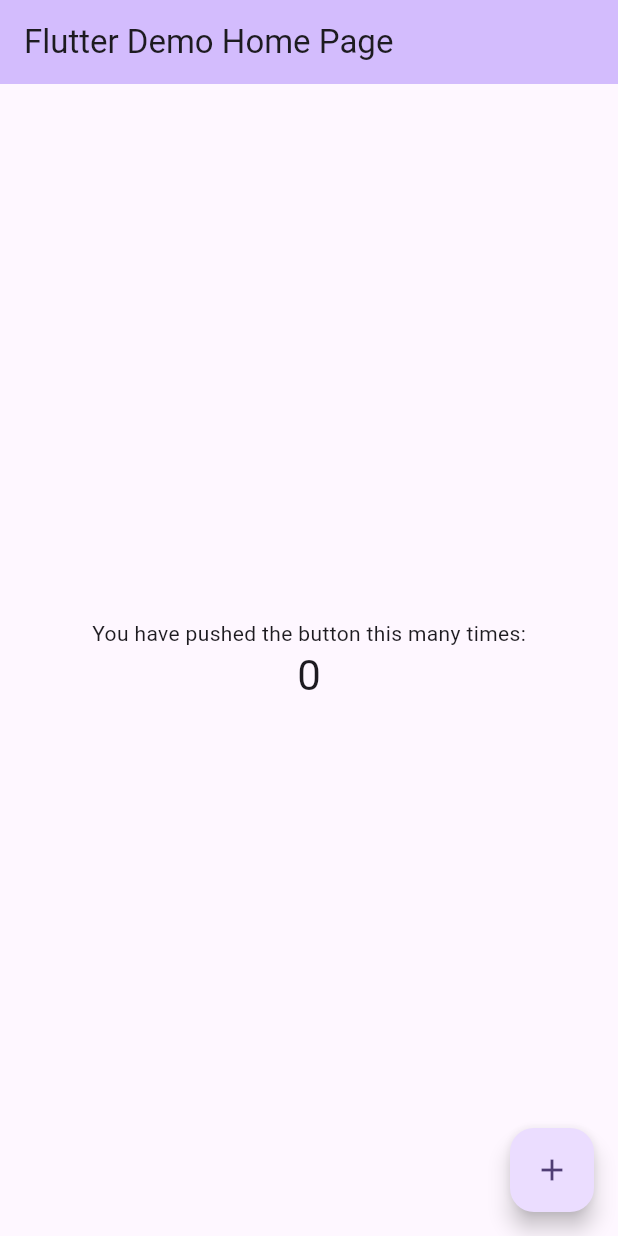
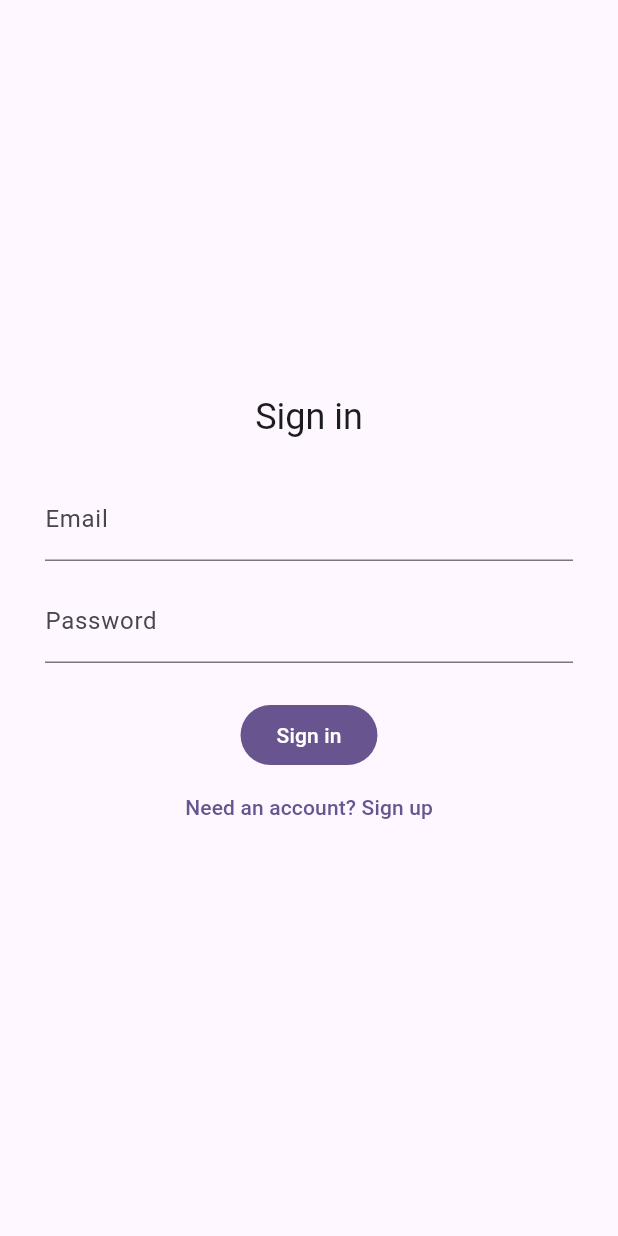
Before and after one commit to samarhanysalem/My_flutter_app, a Flutter app: the screen it shows after launch, on a phone screen of 412 x 824 dp. Run offline on Flutter 3.47's test engine with Material 3 defaults, Android fonts, the phone set to English and light mode, and no system bars; our stand-ins replace firebase_auth, firebase_core; accounts and stored records are empty.

Commit message:
Integrate Firebase (Authentication + Cloud Firestore) for Android and iOS
Wires the app to Firebase project doctor-appointment-app-84847 using the
config files from the Firebase console:
- android/app/google-services.json + Gradle google-services plugin
  (settings.gradle.kts, app/build.gradle.kts)
- ios/Runner/GoogleService-Info.plist, added to the Xcode project's
  Resources build phase so it's bundled into the app
- lib/firebase_options.dart with android/ios FirebaseOptions (web throws
  UnsupportedError until a web app is registered in the Firebase console)

Adds firebase_core, firebase_auth, cloud_firestore, and a feature-first
Authentication feature per CLAUDE.md:
- features/auth/services/auth_repository.dart: AuthRepository abstraction
  + FirebaseAuthRepository, so AuthProvider is unit-testable without
  touching real Firebase
- features/auth/view/auth_provider.dart: ChangeNotifier exposing auth
  status/user/loading/error, driven by authStateChanges()
- features/auth/view/{auth_gate,sign_in_view}.dart +
  features/auth/widgets/*: email/password sign-in and sign-up UI
- features/home/view/home_view.dart: the former MyHomePage counter demo,
  now the authenticated destination, with a sign-out action

main.dart now initializes Firebase before runApp and gates the app on
auth state; MyApp takes an optional AuthRepository so tests never touch
real Firebase.

Also pins firebase_core_web to 3.10.0 via dependency_overrides: 3.11.0
fails to compile for web (it calls the dart:js_interop `isA<T>()`
extension, defined on `JSAny?`, on a bare `catch (e)` value typed as
`Object`) — see the comment in pubspec.yaml.

Note: web has no registered Firebase app yet, so DefaultFirebaseOptions
.currentPlatform intentionally throws on web until one is added.

Co-Authored-By: Claude Sonnet 5 <noreply@anthropic.com>
Claude-Session: https://claude.ai/code/session_0116hh8G1CEdFdevvu5g6h5Q

```diff
--- /dev/null
+++ b/lib/features/auth/models/app_user.dart
@@ -0,0 +1,9 @@
+/// Minimal representation of the signed-in user, decoupled from
+/// `package:firebase_auth`'s `User` type so the rest of the app (and tests)
+/// don't depend on a Firebase-specific, hard-to-construct object.
+class AppUser {
+  const AppUser({required this.uid, this.email});
+
+  final String uid;
+  final String? email;
+}
--- /dev/null
+++ b/lib/features/auth/services/auth_repository.dart
@@ -0,0 +1,68 @@
+import 'package:firebase_auth/firebase_auth.dart' as fb;
+
+import '../models/app_user.dart';
+
+/// Abstraction over the auth backend, so [AuthProvider] can be unit tested
+/// with a fake instead of talking to real Firebase.
+abstract class AuthRepository {
+  Stream<AppUser?> authStateChanges();
+
+  Future<void> signIn({required String email, required String password});
+
+  Future<void> signUp({required String email, required String password});
+
+  Future<void> signOut();
+}
+
+/// User-facing auth failure. Implementations translate backend-specific
+/// exceptions (e.g. `FirebaseAuthException`) into this so callers never
+/// need to depend on the backend SDK's exception types.
+class AuthException implements Exception {
+  const AuthException(this.message);
+
+  final String message;
+}
+
+class FirebaseAuthRepository implements AuthRepository {
+  FirebaseAuthRepository({fb.FirebaseAuth? firebaseAuth})
+    : _firebaseAuth = firebaseAuth ?? fb.FirebaseAuth.instance;
+
+  final fb.FirebaseAuth _firebaseAuth;
+
+  @override
+  Stream<AppUser?> authStateChanges() {
+    return _firebaseAuth.authStateChanges().map(_toAppUser);
+  }
+
+  @override
+  Future<void> signIn({required String email, required String password}) async {
+    try {
+      await _firebaseAuth.signInWithEmailAndPassword(
+        email: email,
+        password: password,
+      );
+    } on fb.FirebaseAuthException catch (e) {
+      throw AuthException(e.message ?? 'Failed to sign in.');
+    }
+  }
+
+  @override
+  Future<void> signUp({required String email, required String password}) async {
+    try {
+      await _firebaseAuth.createUserWithEmailAndPassword(
+        email: email,
+        password: password,
+      );
+    } on fb.FirebaseAuthException catch (e) {
+      throw AuthException(e.message ?? 'Failed to sign up.');
+    }
+  }
+
+  @override
+  Future<void> signOut() => _firebaseAuth.signOut();
+
+  AppUser? _toAppUser(fb.User? user) {
+    if (user == null) return null;
+    return AppUser(uid: user.uid, email: user.email);
+  }
+}
--- /dev/null
+++ b/lib/features/auth/view/auth_gate.dart
@@ -0,0 +1,30 @@
+import 'package:flutter/material.dart';
+import 'package:provider/provider.dart';
+
+import '../../home/view/home_view.dart';
+import 'auth_provider.dart';
+import 'sign_in_view.dart';
+
+/// Shows the sign-in flow or the authenticated app depending on auth state.
+class AuthGate extends StatelessWidget {
+  const AuthGate({super.key});
+
+  @override
+  Widget build(BuildContext context) {
+    return Selector<AuthProvider, AuthStatus>(
+      selector: (_, auth) => auth.status,
+      builder: (context, status, _) {
+        switch (status) {
+          case AuthStatus.unknown:
+            return const Scaffold(
+              body: Center(child: CircularProgressIndicator()),
+            );
+          case AuthStatus.unauthenticated:
+            return const SignInView();
+          case AuthStatus.authenticated:
+            return const HomeView();
+        }
+      },
+    );
+  }
+}
--- /dev/null
+++ b/lib/features/auth/view/auth_provider.dart
@@ -0,0 +1,79 @@
+import 'dart:async';
+
+import 'package:flutter/foundation.dart';
+
+import '../models/app_user.dart';
+import '../services/auth_repository.dart';
+
+enum AuthStatus { unknown, authenticated, unauthenticated }
+
+class AuthProvider extends ChangeNotifier {
+  AuthProvider({required AuthRepository authRepository})
+    : _authRepository = authRepository {
+    _authStateSubscription = _authRepository.authStateChanges().listen(
+      _onAuthStateChanged,
+    );
+  }
+
+  final AuthRepository _authRepository;
+  late final StreamSubscription<AppUser?> _authStateSubscription;
+
+  AuthStatus _status = AuthStatus.unknown;
+  AuthStatus get status => _status;
+
+  AppUser? _user;
+  AppUser? get user => _user;
+
+  bool _isLoading = false;
+  bool get isLoading => _isLoading;
+
+  String? _errorMessage;
+  String? get errorMessage => _errorMessage;
+
+  void _onAuthStateChanged(AppUser? user) {
+    _user = user;
+    _status = user == null
+        ? AuthStatus.unauthenticated
+        : AuthStatus.authenticated;
+    notifyListeners();
+  }
+
+  Future<void> signIn({required String email, required String password}) {
+    return _runAuthAction(
+      () => _authRepository.signIn(email: email, password: password),
+    );
+  }
+
+  Future<void> signUp({required String email, required String password}) {
+    return _runAuthAction(
+      () => _authRepository.signUp(email: email, password: password),
+    );
+  }
+
+  Future<void> signOut() => _authRepository.signOut();
+
+  Future<void> _runAuthAction(Future<void> Function() action) async {
+    _isLoading = true;
+    _errorMessage = null;
+    notifyListeners();
+    try {
+      await action();
+    } catch (error) {
+      _errorMessage = _messageFor(error);
+    } finally {
+      _isLoading = false;
+      notifyListeners();
+    }
+  }
+
+  String _messageFor(Object error) {
+    if (error is AuthException) return error.message;
+    return 'Something went wrong. Please try again.';
+  }
+
+  @override
+  void dispose() {
+    _authStateSubscription.cancel();
+    super.dispose();
+  }
+}
--- /dev/null
+++ b/lib/features/auth/view/sign_in_view.dart
@@ -0,0 +1,95 @@
+import 'package:flutter/material.dart';
+import 'package:provider/provider.dart';
+
+import '../widgets/auth_email_field.dart';
+import '../widgets/auth_error_text.dart';
+import '../widgets/auth_password_field.dart';
+import 'auth_provider.dart';
+
+class SignInView extends StatefulWidget {
+  const SignInView({super.key});
+
+  @override
+  State<SignInView> createState() => _SignInViewState();
+}
+
+class _SignInViewState extends State<SignInView> {
+  final _formKey = GlobalKey<FormState>();
+  final _emailController = TextEditingController();
+  final _passwordController = TextEditingController();
+  bool _isSignUp = false;
+
+  @override
+  void dispose() {
+    _emailController.dispose();
+    _passwordController.dispose();
+    super.dispose();
+  }
+
+  Future<void> _submit(AuthProvider authProvider) async {
+    if (!_formKey.currentState!.validate()) return;
+    final email = _emailController.text.trim();
+    final password = _passwordController.text;
+    if (_isSignUp) {
+      await authProvider.signUp(email: email, password: password);
+    } else {
+      await authProvider.signIn(email: email, password: password);
+    }
+  }
+
+  @override
+  Widget build(BuildContext context) {
+    final authProvider = context.watch<AuthProvider>();
+    return Scaffold(
+      body: Center(
+        child: ConstrainedBox(
+          constraints: const BoxConstraints(maxWidth: 400),
+          child: Padding(
+            padding: const EdgeInsets.all(24),
+            child: Form(
+              key: _formKey,
+              child: Column(
+                mainAxisSize: MainAxisSize.min,
+                children: [
+                  Text(
+                    _isSignUp ? 'Create an account' : 'Sign in',
+                    style: Theme.of(context).textTheme.headlineSmall,
+                  ),
+                  const SizedBox(height: 24),
+                  AuthEmailField(controller: _emailController),
+                  const SizedBox(height: 12),
+                  AuthPasswordField(controller: _passwordController),
+                  if (authProvider.errorMessage != null) ...[
+                    const SizedBox(height: 12),
+                    AuthErrorText(message: authProvider.errorMessage!),
+                  ],
+                  const SizedBox(height: 24),
+                  FilledButton(
+                    onPressed: authProvider.isLoading
+                        ? null
+                        : () => _submit(authProvider),
+                    child: authProvider.isLoading
+                        ? const SizedBox(
+                            width: 20,
+                            height: 20,
+                            child: CircularProgressIndicator(strokeWidth: 2),
+                          )
+                        : Text(_isSignUp ? 'Sign up' : 'Sign in'),
+                  ),
+                  TextButton(
+                    onPressed: () => setState(() => _isSignUp = !_isSignUp),
+                    child: Text(
+                      _isSignUp
+                          ? 'Already have an account? Sign in'
+                          : 'Need an account? Sign up',
+                    ),
+                  ),
+                ],
+              ),
+            ),
+          ),
+        ),
+      ),
+    );
+  }
+}
--- /dev/null
+++ b/lib/features/auth/widgets/auth_email_field.dart
@@ -0,0 +1,26 @@
+import 'package:flutter/material.dart';
+
+class AuthEmailField extends StatelessWidget {
+  const AuthEmailField({super.key, required this.controller});
+
+  final TextEditingController controller;
+
+  @override
+  Widget build(BuildContext context) {
+    return TextFormField(
+      controller: controller,
+      keyboardType: TextInputType.emailAddress,
+      autofillHints: const [AutofillHints.email],
+      decoration: const InputDecoration(labelText: 'Email'),
+      validator: (value) {
+        if (value == null || value.trim().isEmpty) {
+          return 'Enter your email';
+        }
+        if (!value.contains('@')) {
+          return 'Enter a valid email';
+        }
+        return null;
+      },
+    );
+  }
+}
--- /dev/null
+++ b/lib/features/auth/widgets/auth_password_field.dart
@@ -0,0 +1,23 @@
+import 'package:flutter/material.dart';
+
+class AuthPasswordField extends StatelessWidget {
+  const AuthPasswordField({super.key, required this.controller});
+
+  final TextEditingController controller;
+
+  @override
+  Widget build(BuildContext context) {
+    return TextFormField(
+      controller: controller,
+      obscureText: true,
+      autofillHints: const [AutofillHints.password],
+      decoration: const InputDecoration(labelText: 'Password'),
+      validator: (value) {
+        if (value == null || value.length < 6) {
+          return 'Password must be at least 6 characters';
+        }
+        return null;
+      },
+    );
+  }
+}
--- a/lib/main.dart
+++ b/lib/main.dart
@@ -1,122 +1,37 @@
+import 'package:firebase_core/firebase_core.dart';
 import 'package:flutter/material.dart';
+import 'package:provider/provider.dart';
 
-void main() {
+import 'features/auth/services/auth_repository.dart';
+import 'features/auth/view/auth_gate.dart';
+import 'features/auth/view/auth_provider.dart';
+import 'firebase_options.dart';
+
+Future<void> main() async {
+  WidgetsFlutterBinding.ensureInitialized();
+  await Firebase.initializeApp(options: DefaultFirebaseOptions.currentPlatform);
   runApp(const MyApp());
 }
 
 class MyApp extends StatelessWidget {
-  const MyApp({super.key});
+  const MyApp({super.key, AuthRepository? authRepository})
+    : _authRepository = authRepository;
 
-  // This widget is the root of your application.
+  final AuthRepository? _authRepository;
+
   @override
   Widget build(BuildContext context) {
-    return MaterialApp(
-      title: 'Doctor Appointment App',
-      theme: ThemeData(
-        // This is the theme of your application.
-        //
-        // TRY THIS: Try running your application with "flutter run". You'll see
-        // the application has a purple toolbar. Then, without quitting the app,
-        // try changing the seedColor in the colorScheme below to Colors.green
-        // and then invoke "hot reload" (save your changes or press the "hot
-        // reload" button in a Flutter-supported IDE, or press "r" if you used
-        // the command line to start the app).
-        //
-        // Notice that the counter didn't reset back to zero; the application
-        // state is not lost during the reload. To reset the state, use hot
-        // restart instead.
-        //
-        // This works for code too, not just values: Most code changes can be
-        // tested with just a hot reload.
-        colorScheme: ColorScheme.fromSeed(seedColor: Colors.deepPurple),
+    return ChangeNotifierProvider<AuthProvider>(
+      create: (_) => AuthProvider(
+        authRepository: _authRepository ?? FirebaseAuthRepository(),
       ),
-      home: const MyHomePage(title: 'Flutter Demo Home Page'),
+      child: MaterialApp(
+        title: 'Doctor Appointment App',
+        theme: ThemeData(
+          colorScheme: ColorScheme.fromSeed(seedColor: Colors.deepPurple),
+        ),
+        home: const AuthGate(),
+      ),
     );
   }
 }
-
-class MyHomePage extends StatefulWidget {
-  const MyHomePage({super.key, required this.title});
-
-  // This widget is the home page of your application. It is stateful, meaning
-  // that it has a State object (defined below) that contains fields that affect
-  // how it looks.
-
-  // This class is the configuration for the state. It holds the values (in this
-  // case the title) provided by the parent (in this case the App widget) and
-  // used by the build method of the State. Fields in a Widget subclass are
-  // always marked "final".
-
-  final String title;
-
-  @override
-  State<MyHomePage> createState() => _MyHomePageState();
-}
-
-class _MyHomePageState extends State<MyHomePage> {
-  int _counter = 0;
-
-  void _incrementCounter() {
-    setState(() {
-      // This call to setState tells the Flutter framework that something has
-      // changed in this State, which causes it to rerun the build method below
-      // so that the display can reflect the updated values. If we changed
-      // _counter without calling setState(), then the build method would not be
-      // called again, and so nothing would appear to happen.
-      _counter++;
-    });
-  }
-
-  @override
-  Widget build(BuildContext context) {
-    // This method is rerun every time setState is called, for instance as done
-    // by the _incrementCounter method above.
-    //
-    // The Flutter framework has been optimized to make rerunning build methods
-    // fast, so that you can just rebuild anything that needs updating rather
-    // than having to individually change instances of widgets.
-    return Scaffold(
-      appBar: AppBar(
-        // TRY THIS: Try changing the color here to a specific color (to
-        // Colors.amber, perhaps?) and trigger a hot reload to see the AppBar
-        // change color while the other colors stay the same.
-        backgroundColor: Theme.of(context).colorScheme.inversePrimary,
-        // Here we take the value from the MyHomePage object that was created by
-        // the App.build method, and use it to set our appbar title.
-        title: Text(widget.title),
-      ),
-      body: Center(
-        // Center is a layout widget. It takes a single child and positions it
-        // in the middle of the parent.
-        child: Column(
-          // Column is also a layout widget. It takes a list of children and
-          // arranges them vertically. By default, it sizes itself to fit its
-          // children horizontally, and tries to be as tall as its parent.
-          //
-          // Column has various properties to control how it sizes itself and
-          // how it positions its children. Here we use mainAxisAlignment to
-          // center the children vertically; the main axis here is the vertical
-          // axis because Columns are vertical (the cross axis would be
-          // horizontal).
-          //
-          // TRY THIS: Invoke "debug painting" (choose the "Toggle Debug Paint"
-          // action in the IDE, or press "p" in the console), to see the
-          // wireframe for each widget.
-          mainAxisAlignment: MainAxisAlignment.center,
-          children: <Widget>[
-            const Text('You have pushed the button this many times:'),
-            Text(
-              '$_counter',
-              style: Theme.of(context).textTheme.headlineMedium,
-            ),
-          ],
-        ),
-      ),
-      floatingActionButton: FloatingActionButton(
-        onPressed: _incrementCounter,
-        tooltip: 'Increment',
-        child: const Icon(Icons.add),
-      ), // This trailing comma makes auto-formatting nicer for build methods.
-    );
-  }
-}
```
Also changed, not shown: lib/features/auth/widgets/auth_error_text.dart (added, +16 -0 lines), lib/features/home/view/home_view.dart (added, +55 -0 lines), pubspec.yaml (+12 -0 lines), lib/firebase_options.dart (added), pubspec.lock, 8 other files.
